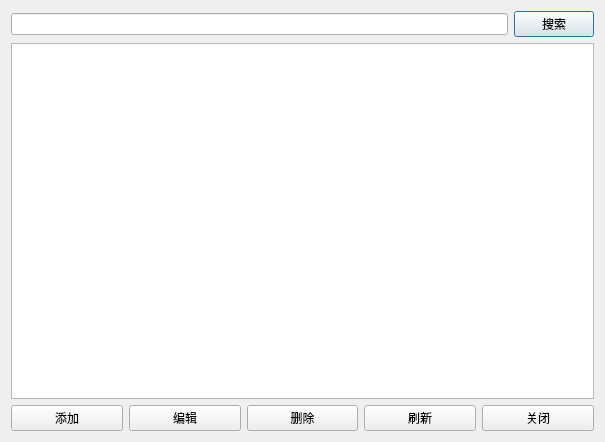
This is BookManagementSystem/readerdialog.ui in Jerryrisis/QtCourse as Qt 5 draws it before an edit. The edited form follows.
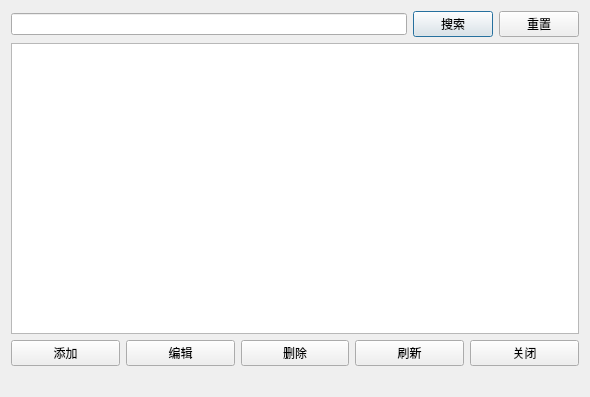
This is the edited form.

Patch:
```diff
--- a/BookManagementSystem/readerdialog.ui
+++ b/BookManagementSystem/readerdialog.ui
@@ -6,8 +6,8 @@
    <rect>
     <x>0</x>
     <y>0</y>
-    <width>605</width>
-    <height>442</height>
+    <width>590</width>
+    <height>397</height>
    </rect>
   </property>
   <property name="windowTitle">
@@ -26,6 +26,13 @@
        </property>
       </widget>
      </item>
+     <item>
+      <widget class="QPushButton" name="resetButton">
+       <property name="text">
+        <string>重置</string>
+       </property>
+      </widget>
+     </item>
     </layout>
    </item>
    <item row="1" column="0">
@@ -70,6 +77,13 @@
      </item>
     </layout>
    </item>
+   <item row="3" column="0">
+    <widget class="QLabel" name="searchStatusLabel">
+     <property name="text">
+      <string/>
+     </property>
+    </widget>
+   </item>
   </layout>
  </widget>
  <resources/>
```
Left out of the diff: 20 changed lines with no effect on the pictures.
